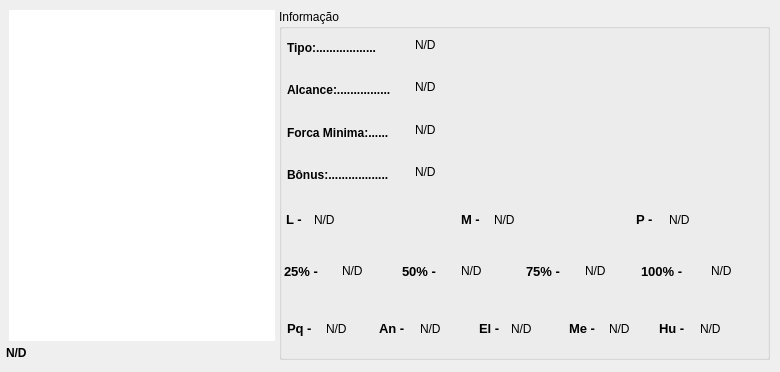
Above: View/UI/FrmEquipamento.ui from cleversantoro/TagPerson before the change. Below: the same form after it.
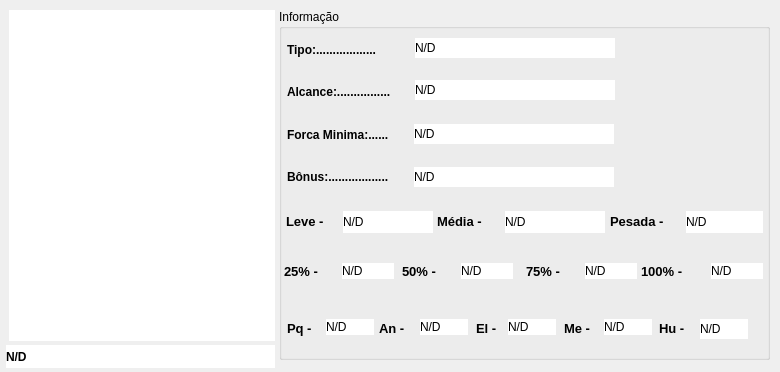
That is the form after the change.

The edit to the form file:
```diff
--- a/View/UI/FrmEquipamento.ui
+++ b/View/UI/FrmEquipamento.ui
@@ -60,7 +60,7 @@
        <x>8</x>
        <y>31</y>
        <width>121</width>
-       <height>16</height>
+       <height>20</height>
       </rect>
      </property>
      <property name="font">
@@ -80,7 +80,7 @@
        <x>8</x>
        <y>73</y>
        <width>121</width>
-       <height>16</height>
+       <height>20</height>
       </rect>
      </property>
      <property name="font">
@@ -100,7 +100,7 @@
        <x>8</x>
        <y>116</y>
        <width>121</width>
-       <height>16</height>
+       <height>20</height>
       </rect>
      </property>
      <property name="font">
@@ -120,7 +120,7 @@
        <x>8</x>
        <y>158</y>
        <width>121</width>
-       <height>16</height>
+       <height>20</height>
       </rect>
      </property>
      <property name="font">
@@ -139,8 +139,8 @@
       <rect>
        <x>7</x>
        <y>202</y>
-       <width>31</width>
-       <height>17</height>
+       <width>56</width>
+       <height>20</height>
       </rect>
      </property>
      <property name="font">
@@ -151,16 +151,16 @@
       </font>
      </property>
      <property name="text">
-      <string>L - </string>
+      <string>Leve - </string>
      </property>
     </widget>
     <widget class="QLabel" name="label_7">
      <property name="geometry">
       <rect>
-       <x>182</x>
+       <x>158</x>
        <y>202</y>
-       <width>28</width>
-       <height>17</height>
+       <width>70</width>
+       <height>20</height>
       </rect>
      </property>
      <property name="font">
@@ -171,16 +171,16 @@
       </font>
      </property>
      <property name="text">
-      <string>M - </string>
+      <string>Média - </string>
      </property>
     </widget>
     <widget class="QLabel" name="label_8">
      <property name="geometry">
       <rect>
-       <x>357</x>
+       <x>331</x>
        <y>202</y>
-       <width>28</width>
-       <height>17</height>
+       <width>78</width>
+       <height>20</height>
       </rect>
      </property>
      <property name="font">
@@ -191,16 +191,16 @@
       </font>
      </property>
      <property name="text">
-      <string>P - </string>
+      <string>Pesada - </string>
      </property>
     </widget>
     <widget class="QLabel" name="lblTipo">
      <property name="geometry">
       <rect>
        <x>136</x>
-       <y>28</y>
+       <y>29</y>
        <width>200</width>
-       <height>16</height>
+       <height>20</height>
       </rect>
      </property>
      <property name="font">
@@ -210,6 +210,9 @@
        <bold>false</bold>
       </font>
      </property>
+     <property name="styleSheet">
+      <string notr="true">background-color: rgb(255, 255, 255);</string>
+     </property>
      <property name="text">
       <string>N/D</string>
      </property>
@@ -218,9 +221,9 @@
      <property name="geometry">
       <rect>
        <x>136</x>
-       <y>70</y>
+       <y>71</y>
        <width>200</width>
-       <height>16</height>
+       <height>20</height>
       </rect>
      </property>
      <property name="font">
@@ -230,6 +233,9 @@
        <bold>false</bold>
       </font>
      </property>
+     <property name="styleSheet">
+      <string notr="true">background-color: rgb(255, 255, 255);</string>
+     </property>
      <property name="text">
       <string>N/D</string>
      </property>
@@ -237,10 +243,10 @@
     <widget class="QLabel" name="lblForcaMinima">
      <property name="geometry">
       <rect>
-       <x>136</x>
-       <y>113</y>
+       <x>135</x>
+       <y>115</y>
        <width>200</width>
-       <height>16</height>
+       <height>20</height>
       </rect>
      </property>
      <property name="font">
@@ -250,6 +256,9 @@
        <bold>false</bold>
       </font>
      </property>
+     <property name="styleSheet">
+      <string notr="true">background-color: rgb(255, 255, 255);</string>
+     </property>
      <property name="text">
       <string>N/D</string>
      </property>
@@ -257,10 +266,10 @@
     <widget class="QLabel" name="lblBonus">
      <property name="geometry">
       <rect>
-       <x>136</x>
-       <y>155</y>
+       <x>135</x>
+       <y>158</y>
        <width>200</width>
-       <height>16</height>
+       <height>20</height>
       </rect>
      </property>
      <property name="font">
@@ -270,6 +279,9 @@
        <bold>false</bold>
       </font>
      </property>
+     <property name="styleSheet">
+      <string notr="true">background-color: rgb(255, 255, 255);</string>
+     </property>
      <property name="text">
       <string>N/D</string>
      </property>
@@ -357,7 +369,7 @@
     <widget class="QLabel" name="label_17">
      <property name="geometry">
       <rect>
-       <x>200</x>
+       <x>197</x>
        <y>311</y>
        <width>30</width>
        <height>17</height>
@@ -397,7 +409,7 @@
     <widget class="QLabel" name="label_19">
      <property name="geometry">
       <rect>
-       <x>290</x>
+       <x>285</x>
        <y>311</y>
        <width>40</width>
        <height>17</height>
@@ -457,10 +469,10 @@
     <widget class="QLabel" name="lbl_leve">
      <property name="geometry">
       <rect>
-       <x>35</x>
-       <y>203</y>
+       <x>64</x>
+       <y>202</y>
        <width>90</width>
-       <height>16</height>
+       <height>22</height>
       </rect>
      </property>
      <property name="font">
@@ -470,6 +482,9 @@
        <bold>false</bold>
       </font>
      </property>
+     <property name="styleSheet">
+      <string notr="true">background-color: rgb(255, 255, 255);</string>
+     </property>
      <property name="text">
       <string>N/D</string>
      </property>
@@ -477,10 +492,10 @@
     <widget class="QLabel" name="lbl_media">
      <property name="geometry">
       <rect>
-       <x>215</x>
-       <y>203</y>
+       <x>226</x>
+       <y>202</y>
        <width>100</width>
-       <height>16</height>
+       <height>22</height>
       </rect>
      </property>
      <property name="font">
@@ -490,6 +505,9 @@
        <bold>false</bold>
       </font>
      </property>
+     <property name="styleSheet">
+      <string notr="true">background-color: rgb(255, 255, 255);</string>
+     </property>
      <property name="text">
       <string>N/D</string>
      </property>
@@ -497,10 +515,10 @@
     <widget class="QLabel" name="lbl_pesada">
      <property name="geometry">
       <rect>
-       <x>390</x>
-       <y>203</y>
-       <width>80</width>
-       <height>16</height>
+       <x>407</x>
+       <y>202</y>
+       <width>77</width>
+       <height>22</height>
       </rect>
      </property>
      <property name="font">
@@ -510,6 +528,9 @@
        <bold>false</bold>
       </font>
      </property>
+     <property name="styleSheet">
+      <string notr="true">background-color: rgb(255, 255, 255);</string>
+     </property>
      <property name="text">
       <string>N/D</string>
      </property>
@@ -519,7 +540,7 @@
       <rect>
        <x>63</x>
        <y>254</y>
-       <width>50</width>
+       <width>52</width>
        <height>16</height>
       </rect>
      </property>
@@ -530,6 +551,9 @@
        <bold>false</bold>
       </font>
      </property>
+     <property name="styleSheet">
+      <string notr="true">background-color: rgb(255, 255, 255);</string>
+     </property>
      <property name="text">
       <string>N/D</string>
      </property>
@@ -539,7 +563,7 @@
       <rect>
        <x>182</x>
        <y>254</y>
-       <width>50</width>
+       <width>52</width>
        <height>16</height>
       </rect>
      </property>
@@ -550,6 +574,9 @@
        <bold>false</bold>
       </font>
      </property>
+     <property name="styleSheet">
+      <string notr="true">background-color: rgb(255, 255, 255);</string>
+     </property>
      <property name="text">
       <string>N/D</string>
      </property>
@@ -559,7 +586,7 @@
       <rect>
        <x>306</x>
        <y>254</y>
-       <width>50</width>
+       <width>52</width>
        <height>16</height>
       </rect>
      </property>
@@ -570,6 +597,9 @@
        <bold>false</bold>
       </font>
      </property>
+     <property name="styleSheet">
+      <string notr="true">background-color: rgb(255, 255, 255);</string>
+     </property>
      <property name="text">
       <string>N/D</string>
      </property>
@@ -579,7 +609,7 @@
       <rect>
        <x>432</x>
        <y>254</y>
-       <width>40</width>
+       <width>52</width>
        <height>16</height>
       </rect>
      </property>
@@ -590,6 +620,9 @@
        <bold>false</bold>
       </font>
      </property>
+     <property name="styleSheet">
+      <string notr="true">background-color: rgb(255, 255, 255);</string>
+     </property>
      <property name="text">
       <string>N/D</string>
      </property>
@@ -598,8 +631,8 @@
      <property name="geometry">
       <rect>
        <x>47</x>
-       <y>312</y>
-       <width>40</width>
+       <y>310</y>
+       <width>48</width>
        <height>16</height>
       </rect>
      </property>
@@ -610,6 +643,9 @@
        <bold>false</bold>
       </font>
      </property>
+     <property name="styleSheet">
+      <string notr="true">background-color: rgb(255, 255, 255);</string>
+     </property>
      <property name="text">
       <string>N/D</string>
      </property>
@@ -618,8 +654,8 @@
      <property name="geometry">
       <rect>
        <x>141</x>
-       <y>312</y>
-       <width>40</width>
+       <y>310</y>
+       <width>48</width>
        <height>16</height>
       </rect>
      </property>
@@ -630,6 +666,9 @@
        <bold>false</bold>
       </font>
      </property>
+     <property name="styleSheet">
+      <string notr="true">background-color: rgb(255, 255, 255);</string>
+     </property>
      <property name="text">
       <string>N/D</string>
      </property>
@@ -637,9 +676,9 @@
     <widget class="QLabel" name="lbl_el">
      <property name="geometry">
       <rect>
-       <x>232</x>
-       <y>312</y>
-       <width>40</width>
+       <x>229</x>
+       <y>310</y>
+       <width>48</width>
        <height>16</height>
       </rect>
      </property>
@@ -650,6 +689,9 @@
        <bold>false</bold>
       </font>
      </property>
+     <property name="styleSheet">
+      <string notr="true">background-color: rgb(255, 255, 255);</string>
+     </property>
      <property name="text">
       <string>N/D</string>
      </property>
@@ -657,9 +699,9 @@
     <widget class="QLabel" name="lbl_me">
      <property name="geometry">
       <rect>
-       <x>330</x>
-       <y>312</y>
-       <width>40</width>
+       <x>325</x>
+       <y>310</y>
+       <width>48</width>
        <height>16</height>
       </rect>
      </property>
@@ -670,6 +712,9 @@
        <bold>false</bold>
       </font>
      </property>
+     <property name="styleSheet">
+      <string notr="true">background-color: rgb(255, 255, 255);</string>
+     </property>
      <property name="text">
       <string>N/D</string>
      </property>
@@ -679,7 +724,7 @@
       <rect>
        <x>421</x>
        <y>310</y>
-       <width>50</width>
+       <width>48</width>
        <height>20</height>
       </rect>
      </property>
@@ -690,6 +735,9 @@
        <bold>false</bold>
       </font>
      </property>
+     <property name="styleSheet">
+      <string notr="true">background-color: rgb(255, 255, 255);</string>
+     </property>
      <property name="text">
       <string>N/D</string>
      </property>
@@ -700,8 +748,8 @@
      <rect>
       <x>6</x>
       <y>345</y>
-      <width>268</width>
-      <height>16</height>
+      <width>269</width>
+      <height>23</height>
      </rect>
     </property>
     <property name="font">
@@ -711,6 +759,9 @@
       <bold>true</bold>
      </font>
     </property>
+    <property name="styleSheet">
+     <string notr="true">background-color: rgb(255, 255, 255);</string>
+    </property>
     <property name="text">
      <string>N/D</string>
     </property>
```
